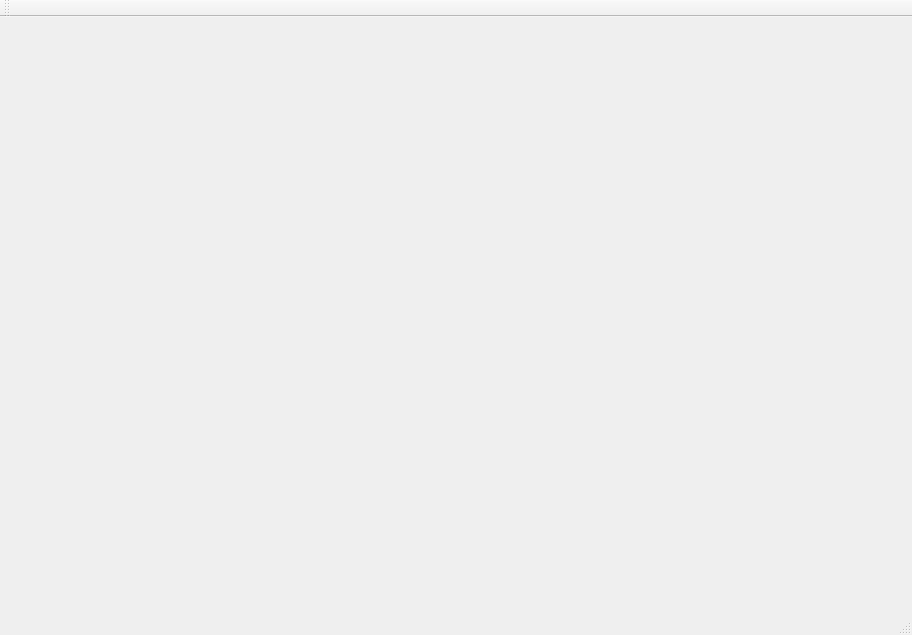
Above: src/view/musicplayerview.ui from zhichao10086/MusicPlayer before the change. Below: the same form after it.
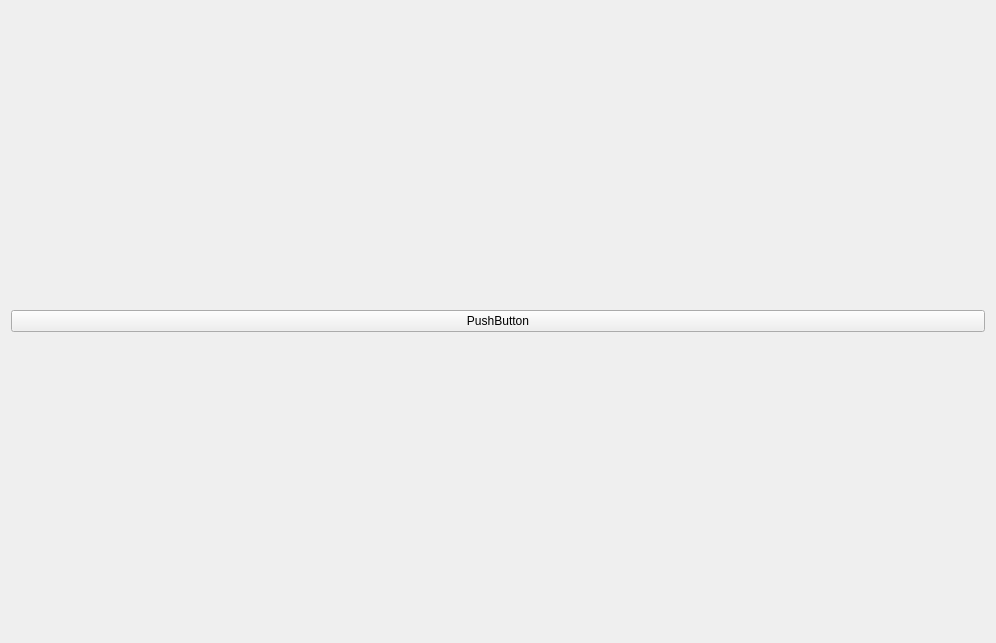
That is the form after the change.

```diff
--- a/src/view/musicplayerview.ui
+++ b/src/view/musicplayerview.ui
@@ -1,40 +1,32 @@
 <?xml version="1.0" encoding="UTF-8"?>
 <ui version="4.0">
  <class>MusicPlayerView</class>
- <widget class="QMainWindow" name="MusicPlayerView">
+ <widget class="QWidget" name="MusicPlayerView">
   <property name="geometry">
    <rect>
     <x>0</x>
     <y>0</y>
-    <width>912</width>
-    <height>635</height>
+    <width>996</width>
+    <height>643</height>
    </rect>
   </property>
   <property name="windowTitle">
    <string>MusicPlayerView</string>
   </property>
-  <widget class="QWidget" name="centralWidget"/>
-  <widget class="QMenuBar" name="menuBar">
-   <property name="geometry">
-    <rect>
-     <x>0</x>
-     <y>0</y>
-     <width>912</width>
-     <height>26</height>
-    </rect>
-   </property>
-  </widget>
-  <widget class="QToolBar" name="mainToolBar">
-   <attribute name="toolBarArea">
-    <enum>TopToolBarArea</enum>
-   </attribute>
-   <attribute name="toolBarBreak">
-    <bool>false</bool>
-   </attribute>
-  </widget>
-  <widget class="QStatusBar" name="statusBar"/>
+  <layout class="QGridLayout" name="gridLayout_2">
+   <item row="0" column="0">
+    <layout class="QGridLayout" name="gridLayout">
+     <item row="0" column="0">
+      <widget class="QPushButton" name="pushButton">
+       <property name="text">
+        <string>PushButton</string>
+       </property>
+      </widget>
+     </item>
+    </layout>
+   </item>
+  </layout>
  </widget>
- <layoutdefault spacing="6" margin="11"/>
  <resources/>
  <connections/>
 </ui>
```
Left out of the diff: 2 changed lines with no effect on the pictures.
